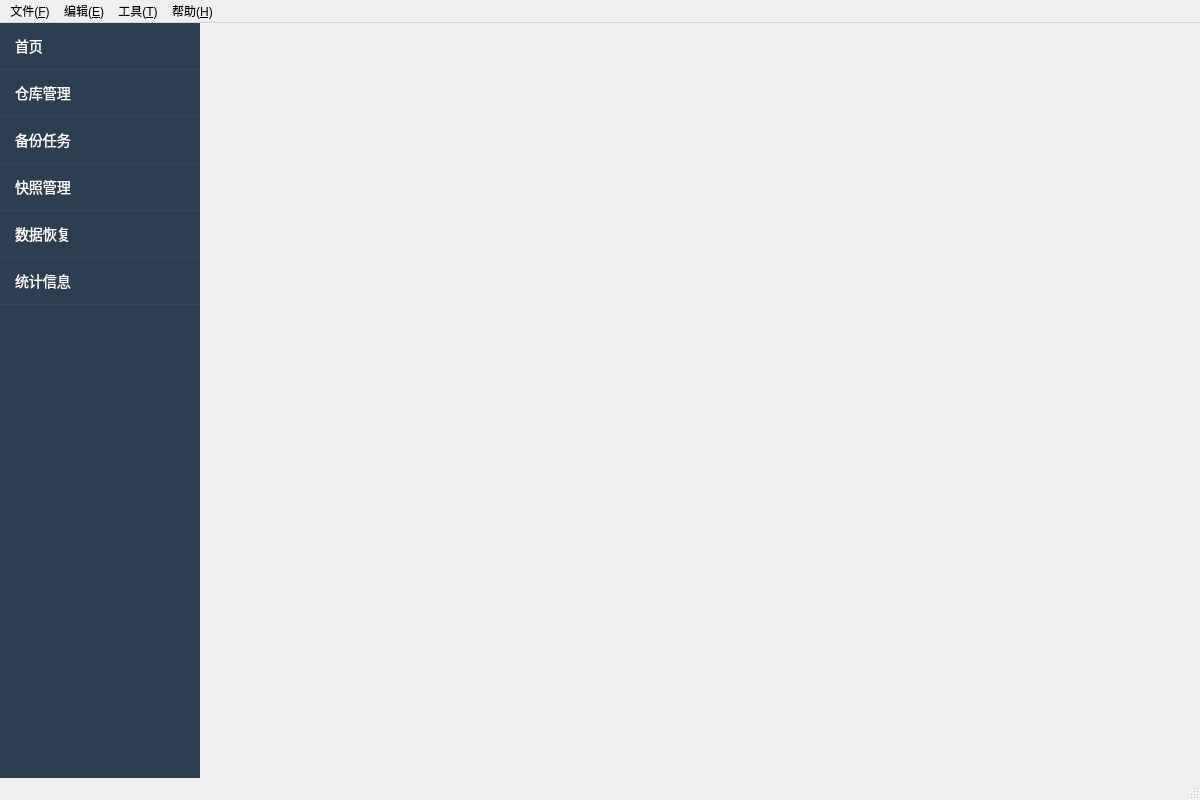
First picture: the form in src/ui/MainWindow.ui, repository zhanglt/restic-gui, before the edit.
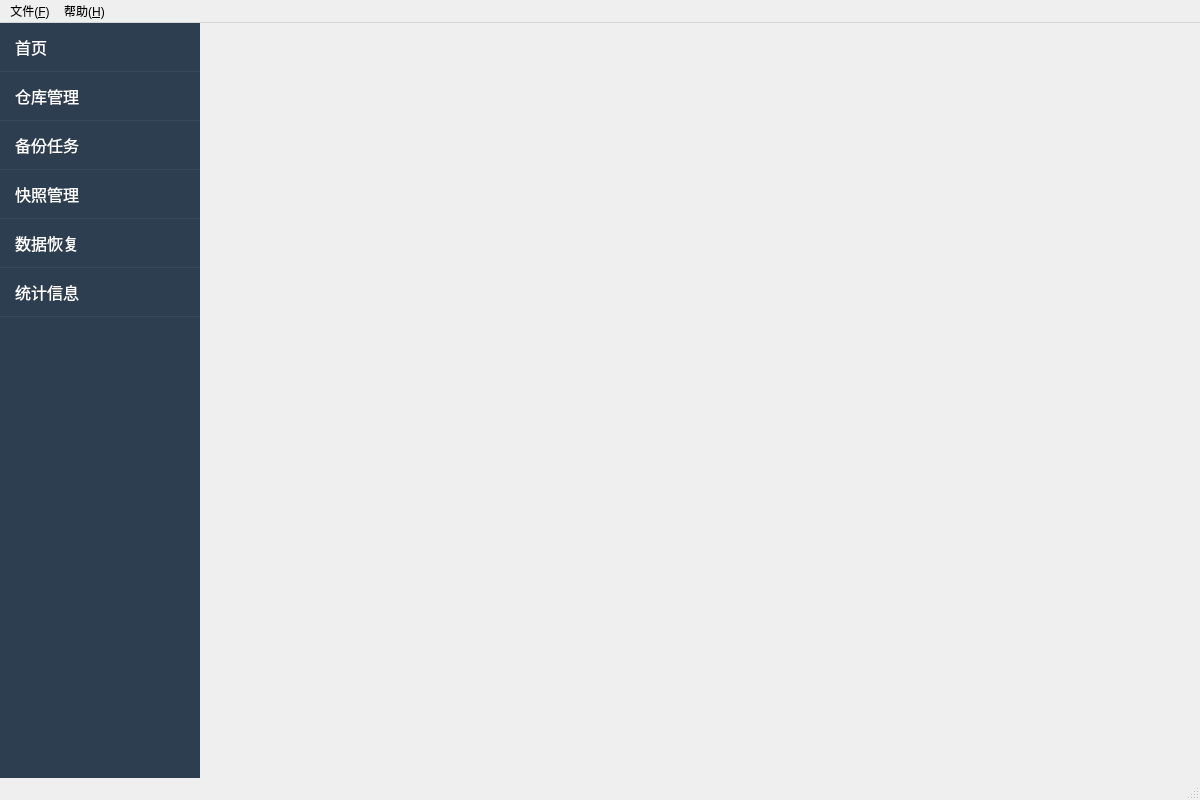
Second picture: the form after the edit.

Commit message: 优化界面

Patch:
```diff
--- a/src/ui/MainWindow.ui
+++ b/src/ui/MainWindow.ui
@@ -49,7 +49,7 @@
     background-color: #2c3e50;
     color: white;
     border: none;
-    font-size: 14px;
+    font-size: 16px;
 }
 QListWidget::item {
     padding: 12px;
@@ -119,21 +119,9 @@
     <addaction name="actionNewRepository"/>
     <addaction name="actionOpenRepository"/>
     <addaction name="separator"/>
-    <addaction name="actionExit"/>
-   </widget>
-   <widget class="QMenu" name="menuEdit">
-    <property name="title">
-     <string>编辑(&amp;E)</string>
-    </property>
     <addaction name="actionSettings"/>
-   </widget>
-   <widget class="QMenu" name="menuTools">
-    <property name="title">
-     <string>工具(&amp;T)</string>
-    </property>
-    <addaction name="actionCheckRepository"/>
-    <addaction name="actionUnlockRepository"/>
-    <addaction name="actionPruneRepository"/>
+    <addaction name="separator"/>
+    <addaction name="actionExit"/>
    </widget>
    <widget class="QMenu" name="menuHelp">
     <property name="title">
@@ -143,8 +131,6 @@
     <addaction name="actionAbout"/>
    </widget>
    <addaction name="menuFile"/>
-   <addaction name="menuEdit"/>
-   <addaction name="menuTools"/>
    <addaction name="menuHelp"/>
   </widget>
   <widget class="QStatusBar" name="statusBar"/>
```
The commit also changes 3 other files.
